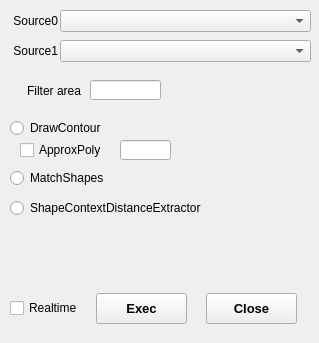
The window that qroisimulator/app/dialogcontour.ui (JonglockYoon/QT-qroilib) describes before a commit, drawn with Qt 5.
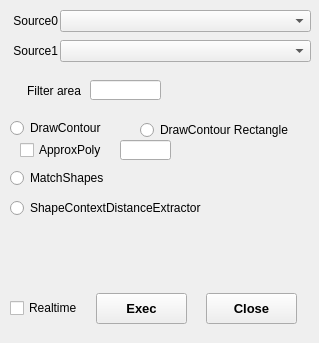
The same window after the commit.

```diff
--- a/qroisimulator/app/dialogcontour.ui
+++ b/qroisimulator/app/dialogcontour.ui
@@ -214,6 +214,19 @@
     <string>ShapeContextDistanceExtractor</string>
    </property>
   </widget>
+  <widget class="QRadioButton" name="radioButtonDrawContourRect">
+   <property name="geometry">
+    <rect>
+     <x>140</x>
+     <y>120</y>
+     <width>161</width>
+     <height>20</height>
+    </rect>
+   </property>
+   <property name="text">
+    <string>DrawContour Rectangle</string>
+   </property>
+  </widget>
  </widget>
  <resources/>
  <connections/>
```
